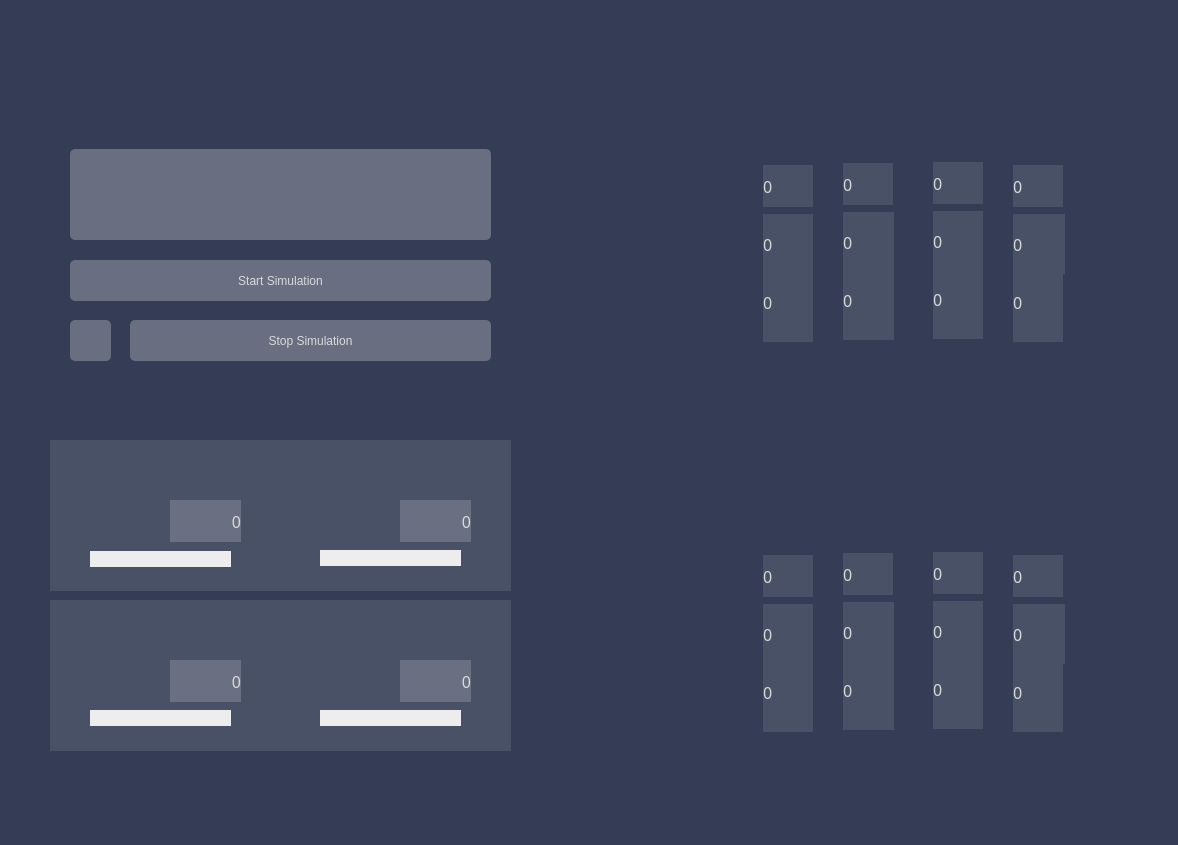
Above: DeadLocks-Final-Test/mainwindow.ui from breathTake/Deadlocks-Algorithm-Simulation before the change. Below: the same form after it.
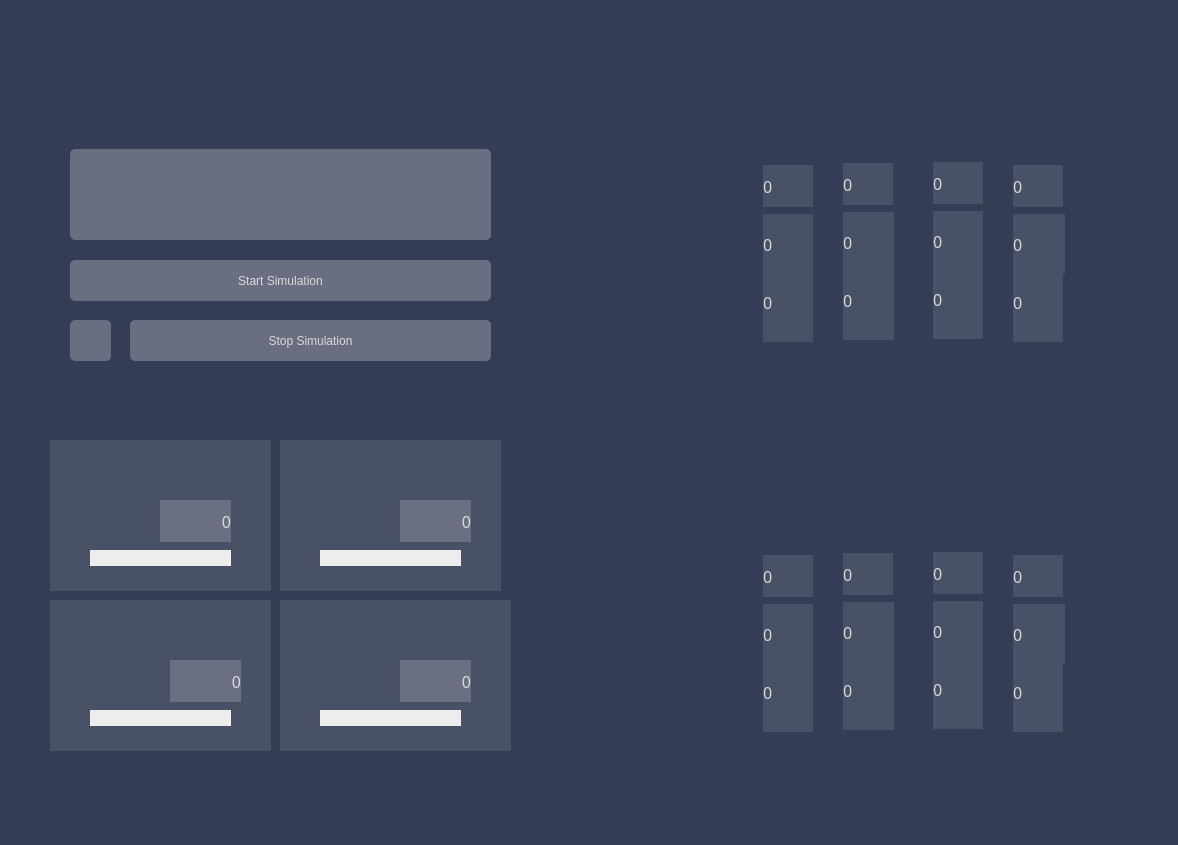
That is the form after the change. Icons and pictures are not drawn.

Diff of the .ui file:
```diff
--- a/DeadLocks-Final-Test/mainwindow.ui
+++ b/DeadLocks-Final-Test/mainwindow.ui
@@ -48,7 +48,7 @@
      <rect>
       <x>50</x>
       <y>440</y>
-      <width>231</width>
+      <width>221</width>
       <height>151</height>
      </rect>
     </property>
@@ -68,7 +68,7 @@
      <rect>
       <x>280</x>
       <y>440</y>
-      <width>231</width>
+      <width>221</width>
       <height>151</height>
      </rect>
     </property>
@@ -88,7 +88,7 @@
      <rect>
       <x>50</x>
       <y>600</y>
-      <width>231</width>
+      <width>221</width>
       <height>151</height>
      </rect>
     </property>
@@ -127,7 +127,7 @@
     <property name="geometry">
      <rect>
       <x>90</x>
-      <y>551</y>
+      <y>550</y>
       <width>141</width>
       <height>16</height>
      </rect>
@@ -242,7 +242,7 @@
    <widget class="QLabel" name="Printer_label_occupation">
     <property name="geometry">
      <rect>
-      <x>170</x>
+      <x>160</x>
       <y>500</y>
       <width>71</width>
       <height>42</height>
```
Left out of the diff: 3 changed lines with no effect on the pictures.
